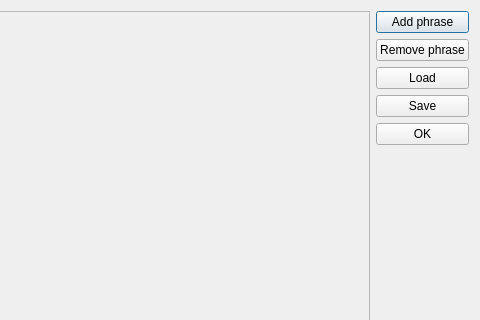
The window that dialoguewindow.ui (nstrikos/omilo) describes before a commit, drawn with Qt 5; both pictures show x 99 to 579 and y 0 to 320 of the 579 by 465 pixel window.
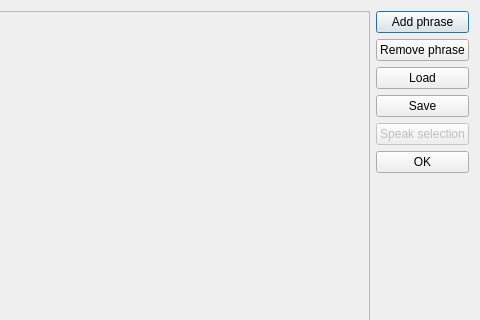
The same window after the commit.

Patch:
```diff
--- a/dialoguewindow.ui
+++ b/dialoguewindow.ui
@@ -80,6 +80,16 @@
        </property>
       </widget>
      </item>
+     <item>
+      <widget class="QPushButton" name="speakButton">
+       <property name="enabled">
+        <bool>false</bool>
+       </property>
+       <property name="text">
+        <string>Speak selection</string>
+       </property>
+      </widget>
+     </item>
      <item>
       <widget class="QPushButton" name="okButton">
        <property name="text">
```
Left out of the diff: 3 changed lines with no effect on the pictures.
